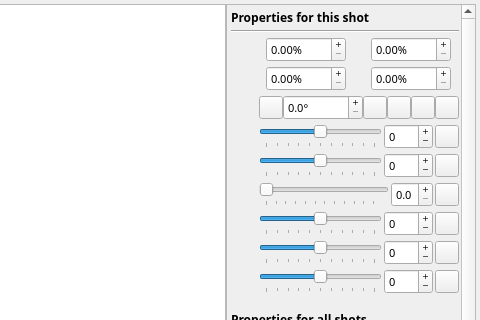
This is DlgImageCorrection.ui in boenki/ffdiaporama as Qt 5 draws it before an edit; both pictures show x 120 to 600 and y 0 to 320 of the 600 by 450 pixel window. The edited form follows.
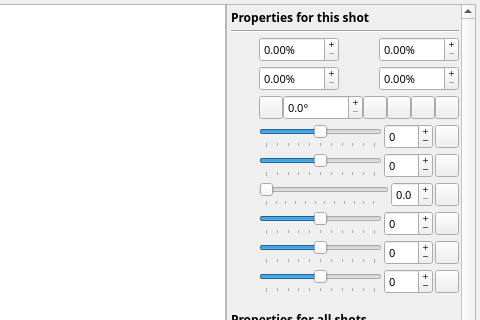
This is the edited form. Icons and pictures are not drawn. Custom widgets are drawn as their Qt base class.

Commit message: French version / Correction de bug : - [Code cleaning] Transfert les fichiers fmt_filters dans leurs propres sous-répertoire

```diff
--- a/DlgImageCorrection.ui
+++ b/DlgImageCorrection.ui
@@ -162,6 +162,19 @@
              </property>
             </widget>
            </item>
+           <item>
+            <spacer name="horizontalSpacer">
+             <property name="orientation">
+              <enum>Qt::Horizontal</enum>
+             </property>
+             <property name="sizeHint" stdset="0">
+              <size>
+               <width>40</width>
+               <height>20</height>
+              </size>
+             </property>
+            </spacer>
+           </item>
            <item>
             <widget class="QLabel" name="label_12">
              <property name="sizePolicy">
@@ -273,6 +286,19 @@
              </property>
             </widget>
            </item>
+           <item>
+            <spacer name="horizontalSpacer_3">
+             <property name="orientation">
+              <enum>Qt::Horizontal</enum>
+             </property>
+             <property name="sizeHint" stdset="0">
+              <size>
+               <width>40</width>
+               <height>20</height>
+              </size>
+             </property>
+            </spacer>
+           </item>
            <item>
             <widget class="QLabel" name="label_10">
              <property name="sizePolicy">
```
Left out of the diff: 13 changed lines with no effect on the pictures. The commit also changes 50 other files.
